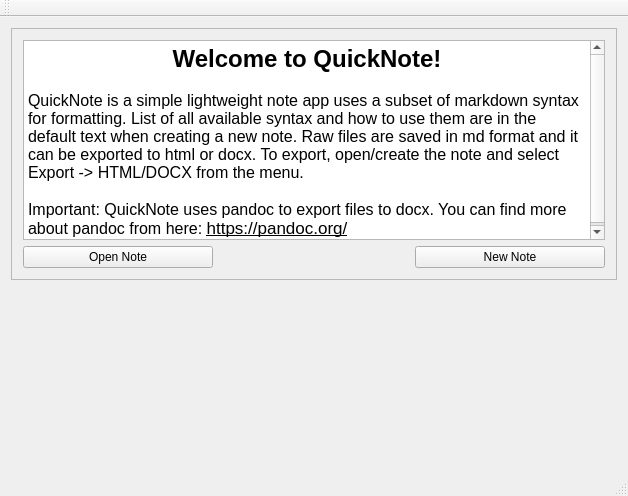
Qt form mainwindow.ui (dhamith93/QuickNote) before a commit.
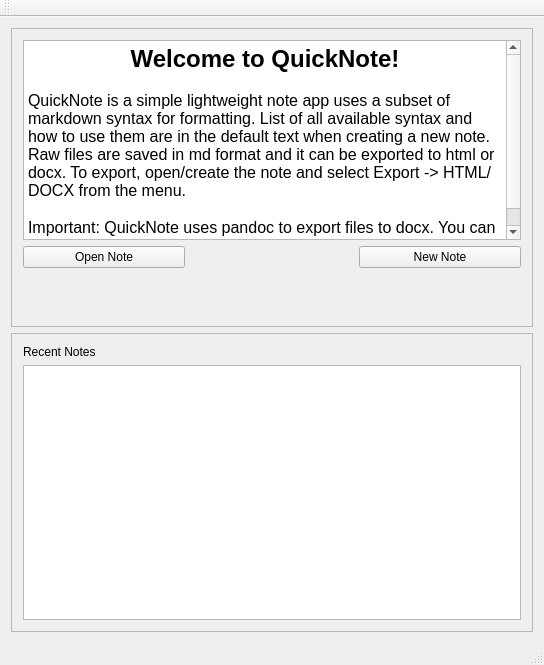
The same form after that commit.

Commit message: Added ability to see recent notes

Diff of the .ui file:
```diff
--- a/mainwindow.ui
+++ b/mainwindow.ui
@@ -6,8 +6,8 @@
    <rect>
     <x>0</x>
     <y>0</y>
-    <width>628</width>
-    <height>496</height>
+    <width>544</width>
+    <height>665</height>
    </rect>
   </property>
   <property name="windowTitle">
@@ -17,6 +17,12 @@
    <layout class="QVBoxLayout" name="verticalLayout">
     <item>
      <widget class="QFrame" name="frame">
+      <property name="sizePolicy">
+       <sizepolicy hsizetype="Preferred" vsizetype="Expanding">
+        <horstretch>0</horstretch>
+        <verstretch>0</verstretch>
+       </sizepolicy>
+      </property>
       <property name="frameShape">
        <enum>QFrame::StyledPanel</enum>
       </property>
@@ -24,20 +30,6 @@
        <enum>QFrame::Raised</enum>
       </property>
       <layout class="QGridLayout" name="gridLayout">
-       <item row="3" column="0">
-        <widget class="QPushButton" name="btnOpenNote">
-         <property name="text">
-          <string>Open Note</string>
-         </property>
-        </widget>
-       </item>
-       <item row="3" column="2">
-        <widget class="QPushButton" name="btnNewNote">
-         <property name="text">
-          <string>New Note</string>
-         </property>
-        </widget>
-       </item>
        <item row="0" column="0" rowspan="2" colspan="3">
         <widget class="QTextBrowser" name="textBrowser">
          <property name="sizePolicy">
@@ -63,21 +55,64 @@
          </property>
         </widget>
        </item>
+       <item row="3" column="1">
+        <spacer name="verticalSpacer">
+         <property name="orientation">
+          <enum>Qt::Vertical</enum>
+         </property>
+         <property name="sizeHint" stdset="0">
+          <size>
+           <width>20</width>
+           <height>40</height>
+          </size>
+         </property>
+        </spacer>
+       </item>
+       <item row="2" column="2">
+        <widget class="QPushButton" name="btnNewNote">
+         <property name="text">
+          <string>New Note</string>
+         </property>
+        </widget>
+       </item>
+       <item row="2" column="0">
+        <widget class="QPushButton" name="btnOpenNote">
+         <property name="text">
+          <string>Open Note</string>
+         </property>
+        </widget>
+       </item>
       </layout>
      </widget>
     </item>
     <item>
-     <spacer name="verticalSpacer">
-      <property name="orientation">
-       <enum>Qt::Vertical</enum>
+     <widget class="QFrame" name="frame_2">
+      <property name="frameShape">
+       <enum>QFrame::StyledPanel</enum>
       </property>
-      <property name="sizeHint" stdset="0">
-       <size>
-        <width>20</width>
-        <height>40</height>
-       </size>
+      <property name="frameShadow">
+       <enum>QFrame::Raised</enum>
       </property>
-     </spacer>
+      <layout class="QVBoxLayout" name="verticalLayout_2">
+       <item>
+        <widget class="QLabel" name="label">
+         <property name="text">
+          <string>Recent Notes</string>
+         </property>
+        </widget>
+       </item>
+       <item>
+        <widget class="QListWidget" name="listRecent">
+         <property name="spacing">
+          <number>5</number>
+         </property>
+         <property name="viewMode">
+          <enum>QListView::ListMode</enum>
+         </property>
+        </widget>
+       </item>
+      </layout>
+     </widget>
     </item>
    </layout>
   </widget>
```
Left out of the diff: 2 changed lines with no effect on the pictures. The commit also changes 7 other files.
